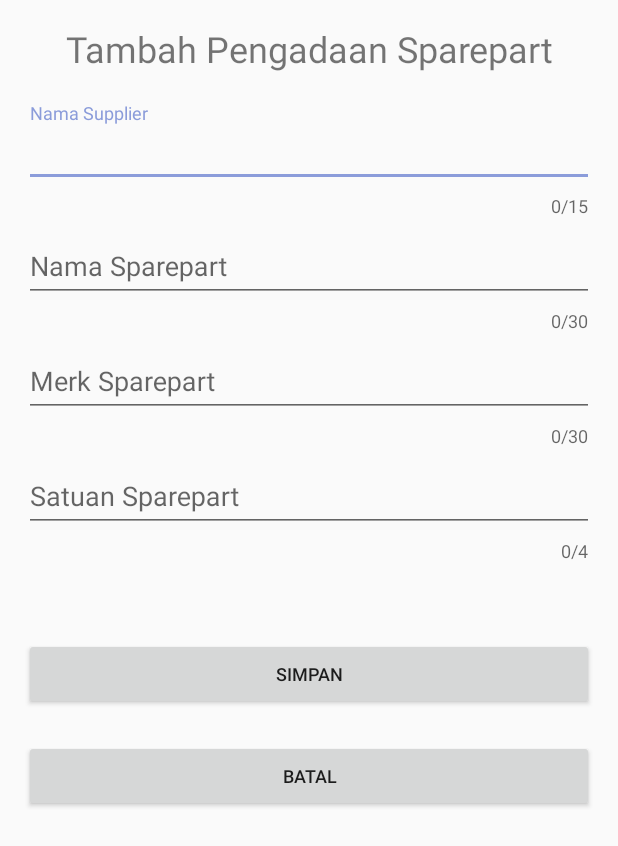
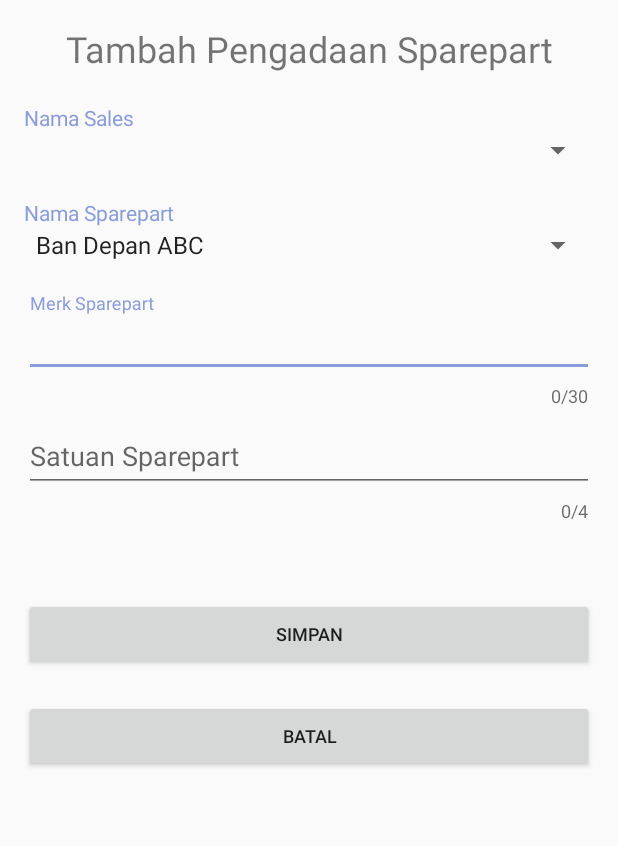
Before and after one commit to sintaxd/P3L-Mobile, an Android app: the tambah_pengadaan_sparepart screen opened directly, with no data from a screen before it, on a phone screen of 412 x 824 dp. Shown: the top 846 px of the screen. Run offline under Robolectric (Android 15) with nearby library versions, the light colour scheme and no system bars.

Commit message:
CRUDS Sparepart Cabang Done, tapi belum sempurna

```diff
--- a/app/src/main/res/layout/activity_tambah_pengadaan_sparepart.xml
+++ b/app/src/main/res/layout/activity_tambah_pengadaan_sparepart.xml
@@ -18,34 +18,35 @@
         android:textAlignment="center"
         android:textSize="24sp"
         android:layout_marginBottom="20dp"/>
-    <android.support.design.widget.TextInputLayout
+    <TextView
+        android:id="@+id/textView_sales"
         android:layout_width="match_parent"
         android:layout_height="wrap_content"
-        app:counterEnabled="true"
-        app:counterMaxLength="15"
-        app:errorEnabled="true">
-        <android.support.design.widget.TextInputEditText
-            android:id="@+id/text_input_namaSupplier"
-            android:layout_width="match_parent"
-            android:layout_height="wrap_content"
-            android:hint="Nama Supplier"
-            android:inputType="text"/>
-    </android.support.design.widget.TextInputLayout>
+        android:text="Nama Sales"
+        android:textColor="@color/colorAccent" />
 
-    <android.support.design.widget.TextInputLayout
+    <Spinner
+        android:id="@+id/spinner_sales"
         android:layout_width="match_parent"
         android:layout_height="wrap_content"
-        app:counterEnabled="true"
-        app:counterMaxLength="30"
-        app:errorEnabled="true">
+        android:spinnerMode="dropdown"
+        android:layout_marginBottom="20dp"/>
+    <TextView
+        android:id="@+id/textView_sparepart"
+        android:layout_width="match_parent"
+        android:layout_height="wrap_content"
+        android:text="Nama Sparepart"
+        android:textColor="@color/colorAccent" />
 
-        <android.support.design.widget.TextInputEditText
-            android:id="@+id/text_input_namaSparepart"
-            android:layout_width="match_parent"
-            android:layout_height="wrap_content"
-            android:hint="Nama Sparepart"
-            android:inputType="text"/>
-    </android.support.design.widget.TextInputLayout>
+    <Spinner
+        android:id="@+id/spinner_sparepart"
+        android:layout_width="match_parent"
+        android:layout_height="wrap_content"
+        android:entries="@array/namasparepart_sparepartCabang"
+        android:spinnerMode="dropdown"
+        android:layout_marginBottom="20dp"/>
+
+
     <android.support.design.widget.TextInputLayout
         android:layout_width="match_parent"
         android:layout_height="wrap_content"
```
